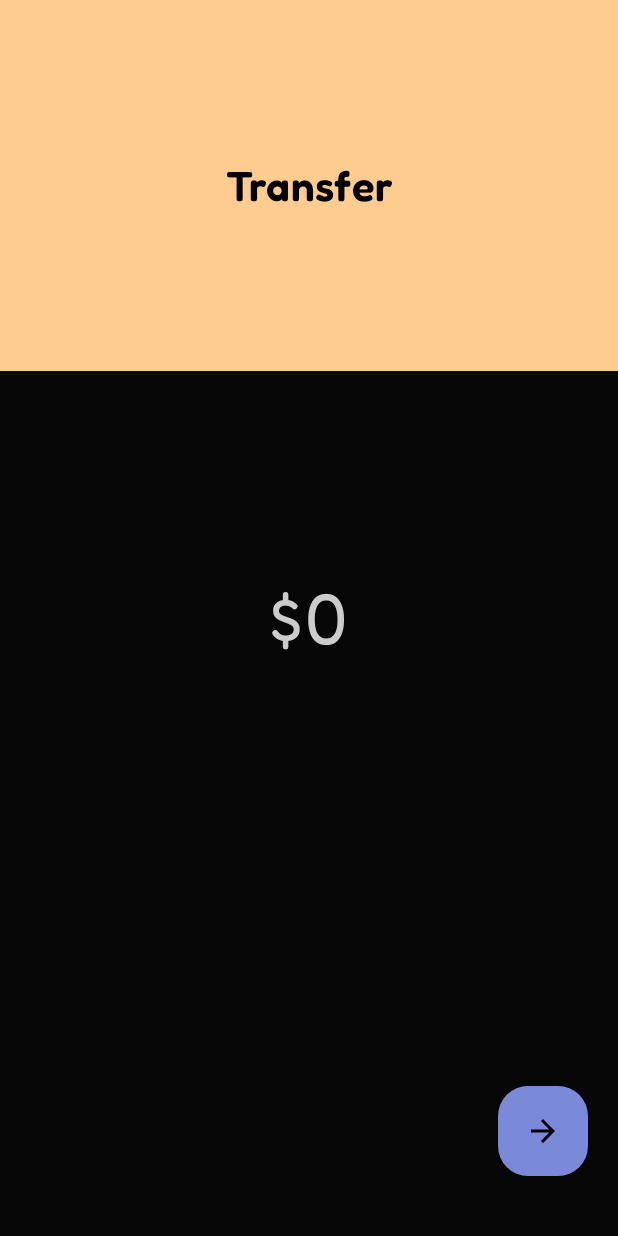
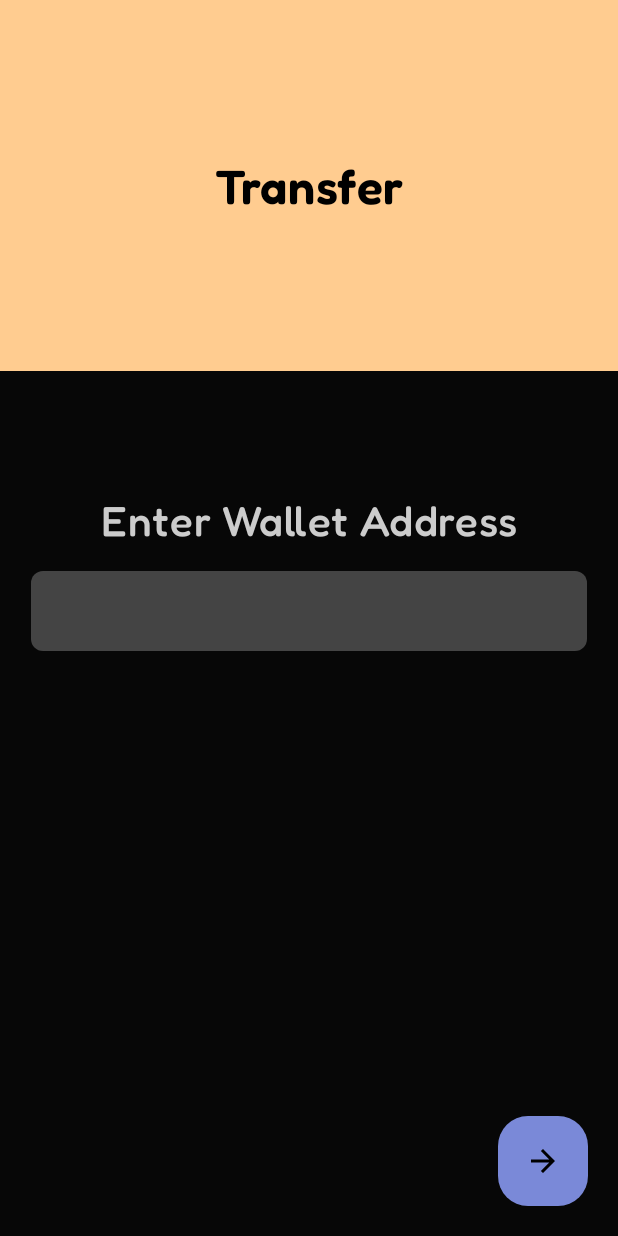
Before and after one commit to amitrajeet7635/Zaap, an Android app built with Jetpack Compose: the screen it shows after launch (MainActivity), after a tap on "transfer", on a phone screen of 412 x 824 dp. Run offline under Robolectric (Android 15) with nearby library versions, the light colour scheme and no system bars; our stand-ins replace Dagger/Hilt's generated code.

Commit message:
TransferMoney Page Refinements Done

```diff
--- a/Zaap-Android/app/src/main/java/com/zaap/app/navigation/Navigation.kt
+++ b/Zaap-Android/app/src/main/java/com/zaap/app/navigation/Navigation.kt
@@ -2,7 +2,6 @@ package com.zaap.app.navigation
 
 import androidx.compose.runtime.Composable
 import androidx.compose.ui.Modifier
-import androidx.navigation.NavController
 import androidx.navigation.NavHostController
 import androidx.navigation.compose.NavHost
 import androidx.navigation.compose.composable
@@ -13,8 +12,8 @@ import com.zaap.app.presentation.features.TransferMoney
 fun Navigation(modifier: Modifier = Modifier, navHostController: NavHostController) {
     NavHost(navController = navHostController, startDestination = "Home") {
         composable("Home") {
-            HomePage( modifier = modifier,
-                navHostController
+            HomePage(
+                modifier = modifier, navHostController
             )
         }
         composable("TransferMoney") {
--- a/Zaap-Android/app/src/main/java/com/zaap/app/presentation/features/TransferMoney.kt
+++ b/Zaap-Android/app/src/main/java/com/zaap/app/presentation/features/TransferMoney.kt
@@ -3,12 +3,18 @@ package com.zaap.app.presentation.features
 import androidx.compose.foundation.Image
 import androidx.compose.foundation.background
 import androidx.compose.foundation.clickable
+import androidx.compose.foundation.layout.Arrangement
 import androidx.compose.foundation.layout.Box
+import androidx.compose.foundation.layout.Column
+import androidx.compose.foundation.layout.Spacer
 import androidx.compose.foundation.layout.fillMaxHeight
 import androidx.compose.foundation.layout.fillMaxSize
 import androidx.compose.foundation.layout.fillMaxWidth
+import androidx.compose.foundation.layout.height
 import androidx.compose.foundation.layout.padding
 import androidx.compose.foundation.layout.size
+import androidx.compose.foundation.pager.HorizontalPager
+import androidx.compose.foundation.pager.rememberPagerState
 import androidx.compose.foundation.shape.RoundedCornerShape
 import androidx.compose.foundation.text.BasicTextField
 import androidx.compose.foundation.text.KeyboardOptions
@@ -19,33 +25,42 @@ import androidx.compose.runtime.Composable
 import androidx.compose.runtime.getValue
 import androidx.compose.runtime.mutableStateOf
 import androidx.compose.runtime.remember
+import androidx.compose.runtime.rememberCoroutineScope
 import androidx.compose.runtime.setValue
 import androidx.compose.ui.Alignment
 import androidx.compose.ui.Modifier
 import androidx.compose.ui.draw.clip
 import androidx.compose.ui.graphics.Color
 import androidx.compose.ui.graphics.SolidColor
+import androidx.compose.ui.text.TextStyle
 import androidx.compose.ui.text.font.FontWeight
 import androidx.compose.ui.text.input.ImeAction
 import androidx.compose.ui.text.input.KeyboardType
 import androidx.compose.ui.text.style.TextAlign
 import androidx.compose.ui.unit.dp
 import androidx.compose.ui.unit.sp
+import kotlinx.coroutines.launch
 
 @Composable
 fun TransferMoney(modifier: Modifier = Modifier) {
 
     var amount by remember { mutableStateOf("") }
+    val pagerState = rememberPagerState(initialPage = 0) { 2 }
+    var walletAddress by remember { mutableStateOf("") }
+    val coroutineScope = rememberCoroutineScope()
 
     Box(modifier = modifier.fillMaxSize()) {
-        Box(modifier = Modifier
-            .fillMaxWidth()
-            .fillMaxHeight(0.3f)
-            .background(Color(0xFFffcc90)), contentAlignment = Alignment.Center) {
+        Box(
+            modifier = Modifier
+                .fillMaxWidth()
+                .fillMaxHeight(0.3f)
+                .background(Color(0xFFffcc90)),
+            contentAlignment = Alignment.Center
+        ) {
 
             Text(
                 "Transfer",
-                fontSize = 28.sp,
+                fontSize = 32.sp,
                 fontWeight = FontWeight.SemiBold,
                 color = Color.Black,
                 textAlign = TextAlign.Center
@@ -53,14 +68,69 @@ fun TransferMoney(modifier: Modifier = Modifier) {
 
         }
 
-        Box(modifier = Modifier.fillMaxSize(), contentAlignment = Alignment.Center) {
-                AmountInputField(amount = amount, onValueChange = { amount = it })
+        HorizontalPager(state = pagerState, modifier = Modifier.fillMaxSize()) { page ->
+            when (page) {
+                0 -> WalletAddressInput(walletAddress) { walletAddress = it }
+                1 -> AmountInputField(amount = amount, onValueChange = { amount = it })
+            }
         }
 
-        Box(modifier = Modifier.fillMaxSize()){
-            DoneButton(modifier = Modifier.align(Alignment.BottomEnd).padding(20.dp).padding(bottom = 20.dp))
-        }}
+        Box(modifier = Modifier.fillMaxSize()) {
+            DoneButton(
+                modifier = Modifier
+                    .align(Alignment.BottomEnd)
+                    .padding(20.dp)
+            ) {
+                if (pagerState.currentPage == 0 && walletAddress.startsWith("0x") && walletAddress.length == 42) {
+                    // Go to next page
+                    coroutineScope.launch {
+                        pagerState.animateScrollToPage(1)
+                    }
+                } else if (pagerState.currentPage == 1) {
+                    // Send Transaction Logic Here
+                    println("Send $amount to $walletAddress")
+                }
+            }
+        }
+
+
+    }
 }
+
+@Composable
+fun WalletAddressInput(address: String, onValueChange: (String) -> Unit) {
+    Column(
+        modifier = Modifier
+            .fillMaxSize()
+            .padding(bottom = 60.dp),
+        verticalArrangement = Arrangement.Center,
+        horizontalAlignment = Alignment.CenterHorizontally
+    ) {
+        Text(
+            "Enter Wallet Address",
+            fontSize = 28.sp,
+            color = Color.LightGray,
+            fontWeight = FontWeight.Medium
+        )
+        Spacer(modifier = Modifier.height(16.dp))
+        BasicTextField(
+            value = address,
+            onValueChange = {
+                if (it.length <= 42) onValueChange(it)
+            },
+            singleLine = true,
+            cursorBrush = SolidColor(Color.LightGray),
+            textStyle = TextStyle(
+                fontSize = 18.sp, color = Color.White, textAlign = TextAlign.Center
+            ),
+            modifier = Modifier
+                .fillMaxWidth(0.9f)
+                .background(Color.DarkGray, RoundedCornerShape(8.dp))
+                .padding(16.dp)
+        )
+    }
+}
+
 
 @Composable
 fun AmountInputField(amount: String, onValueChange: (String) -> Unit) {
@@ -74,10 +144,9 @@ fun AmountInputField(amount: String, onValueChange: (String) -> Unit) {
         },
         singleLine = true,
         keyboardOptions = KeyboardOptions(
-            keyboardType = KeyboardType.Number,
-            imeAction = ImeAction.Done
+            keyboardType = KeyboardType.Number, imeAction = ImeAction.Done
         ),
-        textStyle = androidx.compose.ui.text.TextStyle(
+        textStyle = TextStyle(
             fontSize = 48.sp,
             fontWeight = FontWeight.Normal,
             color = Color.LightGray,
@@ -89,8 +158,7 @@ fun AmountInputField(amount: String, onValueChange: (String) -> Unit) {
             .padding(vertical = 16.dp),
         decorationBox = { innerTextField ->
             Box(
-                modifier = Modifier.fillMaxWidth(),
-                contentAlignment = Alignment.Center
+                modifier = Modifier.fillMaxWidth(), contentAlignment = Alignment.Center
             ) {
                 if (amount.isEmpty()) {
                     Text(
@@ -102,14 +170,17 @@ fun AmountInputField(amount: String, onValueChange: (String) -> Unit) {
                 }
                 innerTextField()
             }
-        }
-    )
+        })
 }
 
 
 @Composable
-fun DoneButton(modifier: Modifier = Modifier) {
-    Box(modifier = modifier.clip(RoundedCornerShape(20.dp)).clickable{}.background(Color(0xFF7A89D8)).size(60.dp), contentAlignment = Alignment.Center){
+fun DoneButton(modifier: Modifier = Modifier, onClick: () -> Unit) {
+    Box(modifier = modifier
+        .clip(RoundedCornerShape(20.dp))
+        .clickable { onClick() }
+        .background(Color(0xFF7A89D8))
+        .size(60.dp), contentAlignment = Alignment.Center) {
         Image((Icons.AutoMirrored.Filled.ArrowForward), contentDescription = "Done")
     }
 }
```
